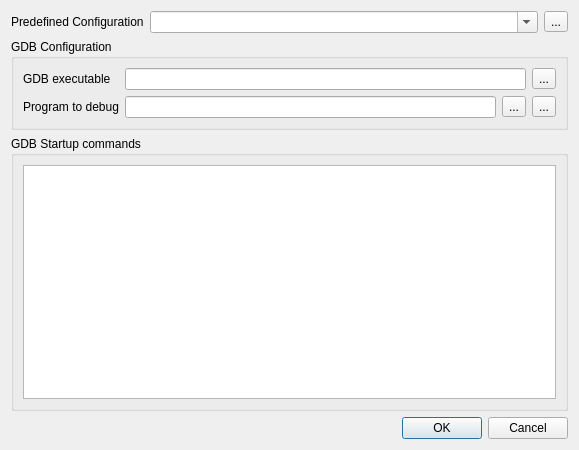
martinribelotta/embedded-ide, file gdbstartdialog.ui: the form before one commit.
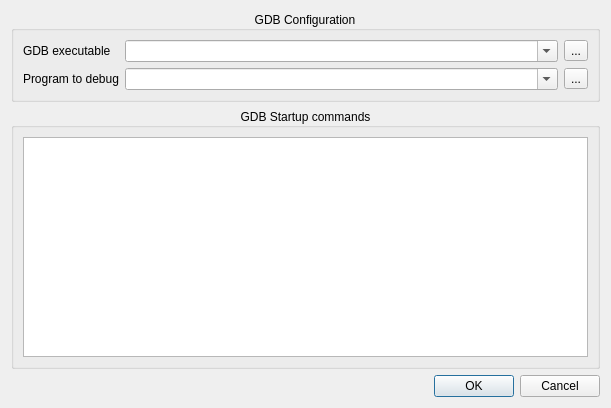
The form after the commit. Icons and pictures are not drawn.

Commit message: DEBUG: Detect gdb prefix, autoload .gdbinit, refactor GDB gui startup

Diff of the .ui file:
```diff
--- a/gdbstartdialog.ui
+++ b/gdbstartdialog.ui
@@ -6,56 +6,22 @@
    <rect>
     <x>0</x>
     <y>0</y>
-    <width>579</width>
-    <height>450</height>
+    <width>611</width>
+    <height>408</height>
    </rect>
   </property>
   <property name="windowTitle">
    <string>Dialog</string>
   </property>
   <layout class="QVBoxLayout" name="verticalLayout_3">
-   <item>
-    <layout class="QHBoxLayout" name="horizontalLayout">
-     <item>
-      <widget class="QLabel" name="label">
-       <property name="text">
-        <string>Predefined Configuration</string>
-       </property>
-      </widget>
-     </item>
-     <item>
-      <widget class="QComboBox" name="comboPredefinedConfig">
-       <property name="sizePolicy">
-        <sizepolicy hsizetype="MinimumExpanding" vsizetype="Fixed">
-         <horstretch>0</horstretch>
-         <verstretch>0</verstretch>
-        </sizepolicy>
-       </property>
-       <property name="editable">
-        <bool>true</bool>
-       </property>
-      </widget>
-     </item>
-     <item>
-      <widget class="QToolButton" name="buttonLoadPredefinedConfig">
-       <property name="text">
-        <string>...</string>
-       </property>
-       <property name="icon">
-        <iconset resource="resources.qrc">
-         <normaloff>:/images/document-open.svg</normaloff>:/images/document-open.svg</iconset>
-       </property>
-      </widget>
-     </item>
-    </layout>
-   </item>
    <item>
     <widget class="QGroupBox" name="groupBox_2">
      <property name="title">
       <string>GDB Configuration</string>
      </property>
-     <layout class="QVBoxLayout" name="verticalLayout_2">
-      <item>
+     <property name="alignment">
+      <set>Qt::AlignCenter</set>
+     </property>
        <layout class="QFormLayout" name="formLayout">
         <item row="0" column="0">
          <widget class="QLabel" name="label_2">
@@ -67,7 +33,17 @@
         <item row="0" column="1">
          <layout class="QHBoxLayout" name="horizontalLayout_2">
           <item>
-           <widget class="QLineEdit" name="editGdbExecutable"/>
+         <widget class="QComboBox" name="comboGdbExecutable">
+          <property name="sizePolicy">
+           <sizepolicy hsizetype="Expanding" vsizetype="Fixed">
+            <horstretch>0</horstretch>
+            <verstretch>0</verstretch>
+           </sizepolicy>
+          </property>
+          <property name="editable">
+           <bool>true</bool>
+          </property>
+         </widget>
           </item>
           <item>
            <widget class="QToolButton" name="buttonLoadGDBExecutable">
@@ -92,16 +68,15 @@
         <item row="1" column="1">
          <layout class="QHBoxLayout" name="horizontalLayout_3">
           <item>
-           <widget class="QLineEdit" name="editProgramExecutable"/>
-          </item>
-          <item>
-           <widget class="QToolButton" name="buttonFindProgramExecutable">
-            <property name="text">
-             <string>...</string>
-            </property>
-            <property name="icon">
-             <iconset resource="resources.qrc">
-              <normaloff>:/images/edit-find.svg</normaloff>:/images/edit-find.svg</iconset>
+         <widget class="QComboBox" name="comboProgramExecutable">
+          <property name="sizePolicy">
+           <sizepolicy hsizetype="Expanding" vsizetype="Fixed">
+            <horstretch>0</horstretch>
+            <verstretch>0</verstretch>
+           </sizepolicy>
+          </property>
+          <property name="editable">
+           <bool>true</bool>
             </property>
            </widget>
           </item>
@@ -119,8 +94,6 @@
          </layout>
         </item>
        </layout>
-      </item>
-     </layout>
     </widget>
    </item>
    <item>
@@ -128,6 +101,9 @@
      <property name="title">
       <string>GDB Startup commands</string>
      </property>
+     <property name="alignment">
+      <set>Qt::AlignCenter</set>
+     </property>
      <layout class="QVBoxLayout" name="verticalLayout">
       <item>
        <widget class="QPlainTextEdit" name="textEditCommands"/>
```
Lines whose indentation alone changed are shown as unchanged. The commit also changes 6 other files.
